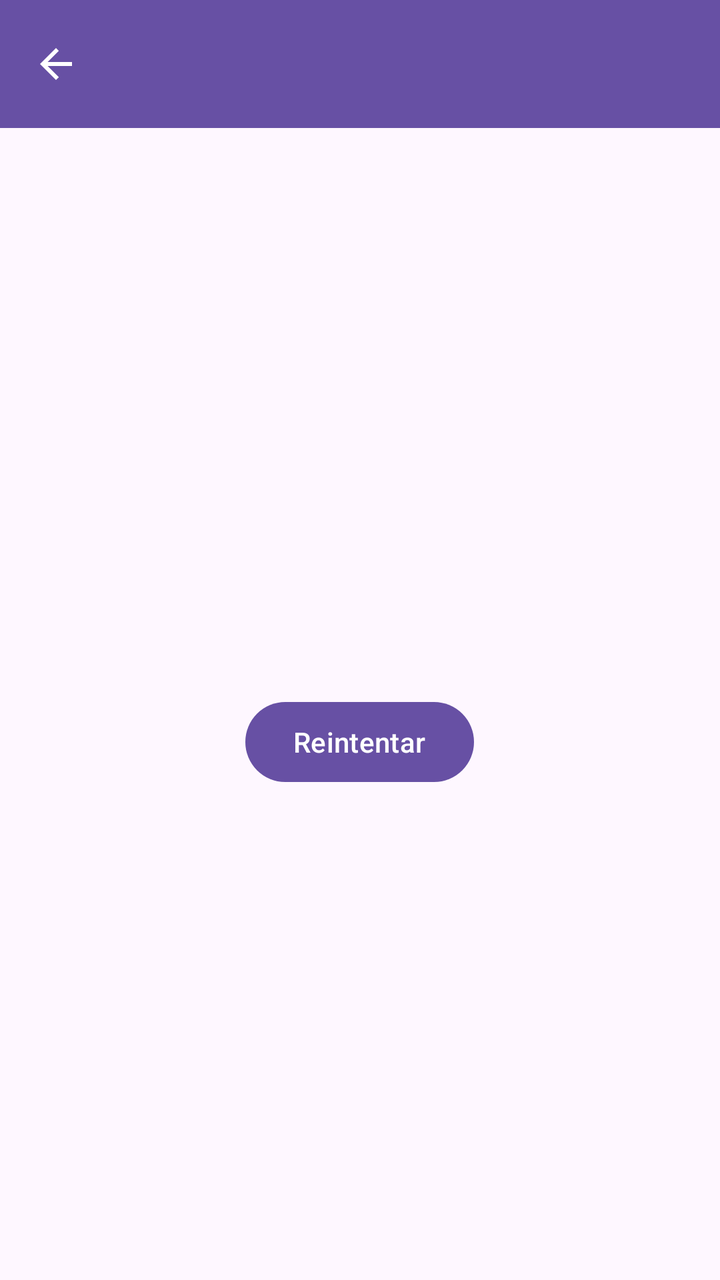
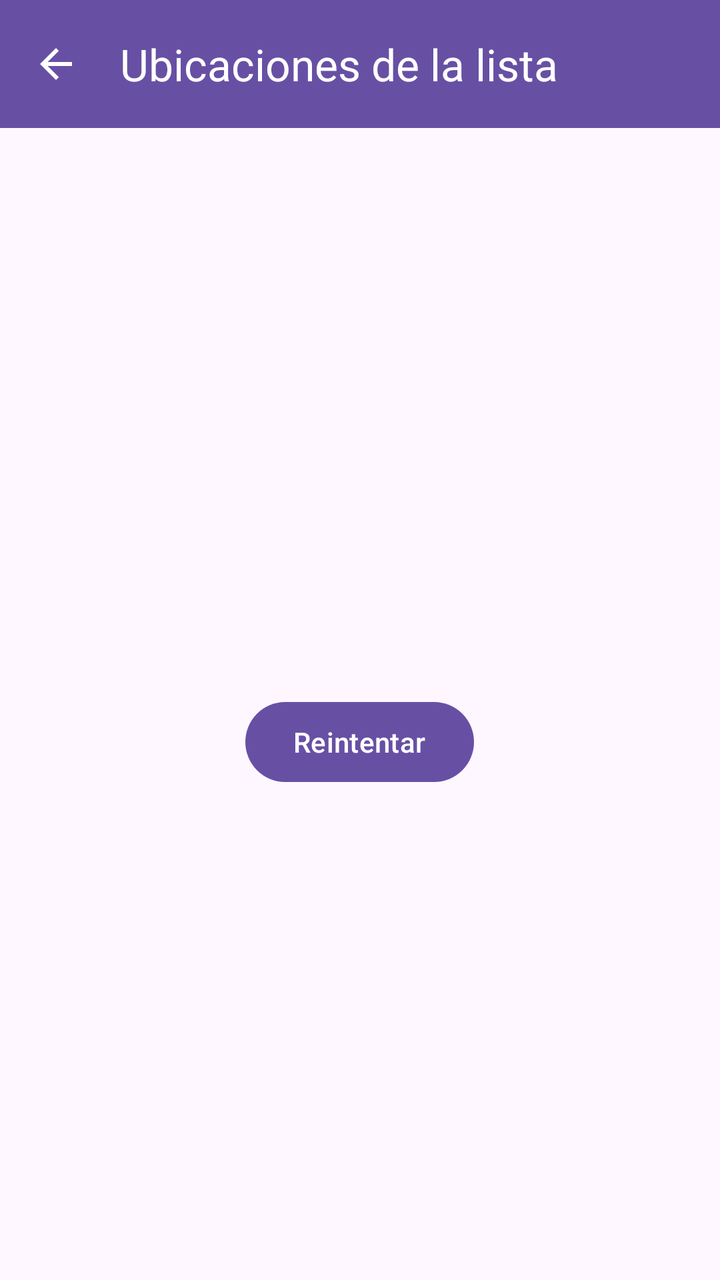

An Android layout rendered at two revisions. The XML below is the earlier revision; the diff shows what the commit changed to produce the second picture.
<!-- AndroidManifest.xml: application theme Theme.AlmacenTracker -->
<!-- res/layout/activity_reference_list_location.xml -->
<?xml version="1.0" encoding="utf-8"?>
<androidx.constraintlayout.widget.ConstraintLayout
    xmlns:android="http://schemas.android.com/apk/res/android"
    xmlns:app="http://schemas.android.com/apk/res-auto"
    android:layout_width="match_parent"
    android:layout_height="match_parent">

    <com.google.android.material.appbar.MaterialToolbar
        android:id="@+id/toolbar"
        android:layout_width="0dp"
        android:layout_height="?attr/actionBarSize"
        android:background="?attr/colorPrimary"
        android:title="@string/reference_list_location_title"
        app:navigationIcon="@drawable/ic_arrow_back"
        app:navigationIconTint="?attr/colorOnPrimary"
        app:titleTextColor="?attr/colorOnPrimary"
        app:layout_constraintEnd_toEndOf="parent"
        app:layout_constraintStart_toStartOf="parent"
        app:layout_constraintTop_toTopOf="parent" />

    <TextView
        android:id="@+id/summaryText"
        android:layout_width="0dp"
        android:layout_height="wrap_content"
        android:layout_margin="16dp"
        android:accessibilityLiveRegion="polite"
        android:textAppearance="?attr/textAppearanceTitleSmall"
        app:layout_constraintEnd_toEndOf="parent"
        app:layout_constraintStart_toStartOf="parent"
        app:layout_constraintTop_toBottomOf="@id/toolbar" />

    <androidx.recyclerview.widget.RecyclerView
        android:id="@+id/locationsRecyclerView"
        android:layout_width="0dp"
        android:layout_height="0dp"
        android:clipToPadding="false"
        android:paddingVertical="8dp"
        app:layoutManager="androidx.recyclerview.widget.LinearLayoutManager"
        app:layout_constraintBottom_toBottomOf="parent"
        app:layout_constraintEnd_toEndOf="parent"
        app:layout_constraintStart_toStartOf="parent"
        app:layout_constraintTop_toBottomOf="@id/summaryText" />

    <ProgressBar
        android:id="@+id/progressIndicator"
        android:layout_width="wrap_content"
        android:layout_height="wrap_content"
        android:contentDescription="@string/reference_list_location_loading"
        app:layout_constraintBottom_toBottomOf="parent"
        app:layout_constraintEnd_toEndOf="parent"
        app:layout_constraintStart_toStartOf="parent"
        app:layout_constraintTop_toBottomOf="@id/toolbar" />

    <LinearLayout
        android:id="@+id/messageContainer"
        android:layout_width="0dp"
        android:layout_height="wrap_content"
        android:gravity="center"
        android:orientation="vertical"
        android:padding="24dp"
        app:layout_constraintBottom_toBottomOf="parent"
        app:layout_constraintEnd_toEndOf="parent"
        app:layout_constraintStart_toStartOf="parent"
        app:layout_constraintTop_toBottomOf="@id/toolbar">

        <TextView
            android:id="@+id/messageText"
            android:layout_width="match_parent"
            android:layout_height="wrap_content"
            android:gravity="center"
            android:textAppearance="?attr/textAppearanceBodyLarge" />

        <com.google.android.material.button.MaterialButton
            android:id="@+id/retryButton"
            android:layout_width="wrap_content"
            android:layout_height="wrap_content"
            android:layout_marginTop="16dp"
            android:minHeight="48dp"
            android:text="@string/retry_action" />

    </LinearLayout>

</androidx.constraintlayout.widget.ConstraintLayout>
<!-- resources referenced by this layout -->
<resources>
  <!-- drawable ic_arrow_back (drawable) -->
  <vector xmlns:android="http://schemas.android.com/apk/res/android"
      android:width="24dp"
      android:height="24dp"
      android:viewportWidth="24"
      android:viewportHeight="24">
  
      <path
          android:fillColor="@android:color/white"
          android:pathData="M20,11H7.83l5.59,-5.59L12,4l-8,8 8,8 1.42,-1.41L7.83,13H20v-2z" />
  
  </vector>
  <string name="reference_list_location_loading">
          Consultando ubicaciones…
      </string>
  <string name="reference_list_location_title">
          Ubicaciones de la lista
      </string>
  <string name="retry_action">Reintentar</string>
  <style name="Theme.AlmacenTracker" parent="Base.Theme.AlmacenTracker" />
  <style name="Base.Theme.AlmacenTracker" parent="Theme.Material3.DayNight.NoActionBar">
          
          
      </style>
</resources>

<!-- the commit's change to res/layout/activity_reference_list_location.xml (unified diff, before → after) -->
@@ -10,9 +10,10 @@
         android:layout_width="0dp"
         android:layout_height="?attr/actionBarSize"
         android:background="?attr/colorPrimary"
-        android:title="@string/reference_list_location_title"
+        app:navigationContentDescription="@string/navigate_back_action"
         app:navigationIcon="@drawable/ic_arrow_back"
         app:navigationIconTint="?attr/colorOnPrimary"
+        app:title="@string/reference_list_location_title"
         app:titleTextColor="?attr/colorOnPrimary"
         app:layout_constraintEnd_toEndOf="parent"
         app:layout_constraintStart_toStartOf="parent"
<!-- resource entries referenced after the edit -->
@@ -12,6 +12,9 @@
           android:pathData="M20,11H7.83l5.59,-5.59L12,4l-8,8 8,8 1.42,-1.41L7.83,13H20v-2z" />
   
   </vector>
+  <string name="navigate_back_action">
+          Volver
+      </string>
   <string name="reference_list_location_loading">
           Consultando ubicaciones…
       </string>
